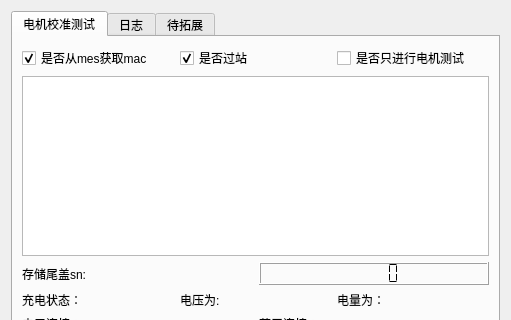
Above: work_station/motor/motor.ui from yuhuang163/test before the change; both pictures show x 0 to 511 and y 0 to 320 of the 511 by 495 pixel window. Below: the same form after it.
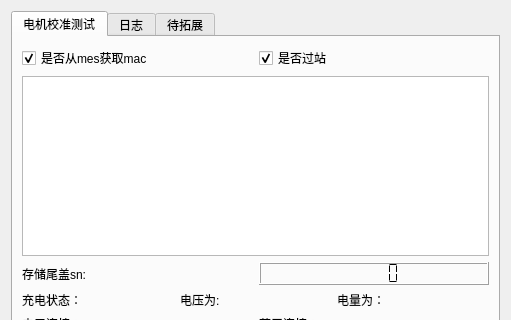
That is the form after the change.

Commit message: // [PCBA_VER] 做了配置文件中文编码，添加了伟克森的mes，添加mes的界面内容 // [DEBUG_VER] 做了配置文件中文编码 // [AGE_VER] 做了配置文件中文编码，老化sn写入优化 // [CAMERA_VER] 做了配置文件中文编码，增加日期保存文件，实现自动化测试图片，删除写入sn // [QC_VER] 做了配置文件中文编码 // [SINGLE_VER] 做了配置文件中文编码，nfc测试加入表格 // [MOTOR_VER] 做了配置文件中文编码，电机校准1拖多，删除写入过程条码 // [IMU_VER] 做了配置文件中文编码，做了p30p的适配， // [SCREEN_VER] 做了配置文件中文编码 // [LIGHT_VER] 做了配置文件中文编码 // [FREE_VER] 做了配置文件中文编码 //

The edit to the form file:
```diff
--- a/work_station/motor/motor.ui
+++ b/work_station/motor/motor.ui
@@ -170,13 +170,6 @@
            </property>
           </widget>
          </item>
-         <item>
-          <widget class="QCheckBox" name="ismotortest">
-           <property name="text">
-            <string>是否只进行电机测试</string>
-           </property>
-          </widget>
-         </item>
         </layout>
        </item>
        <item row="4" column="0" colspan="2">
@@ -367,6 +360,13 @@
          </property>
         </widget>
        </item>
+       <item row="1" column="0">
+        <widget class="QCheckBox" name="ismotortest">
+         <property name="text">
+          <string>是否只进行电机测试</string>
+         </property>
+        </widget>
+       </item>
       </layout>
      </widget>
     </widget>
```
The commit also changes 39 other files.
